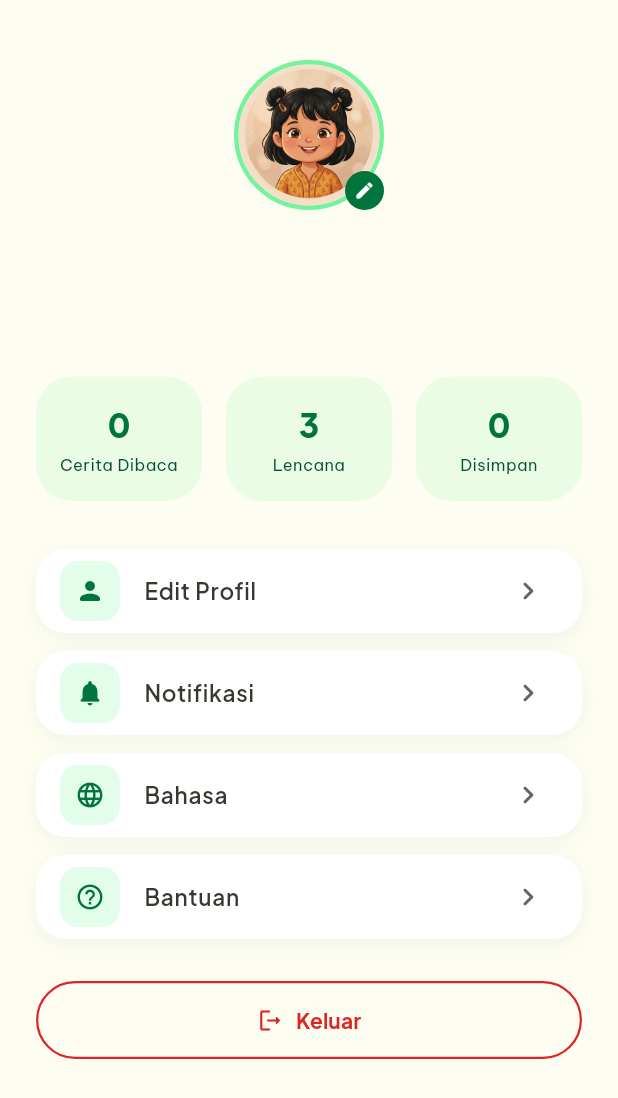
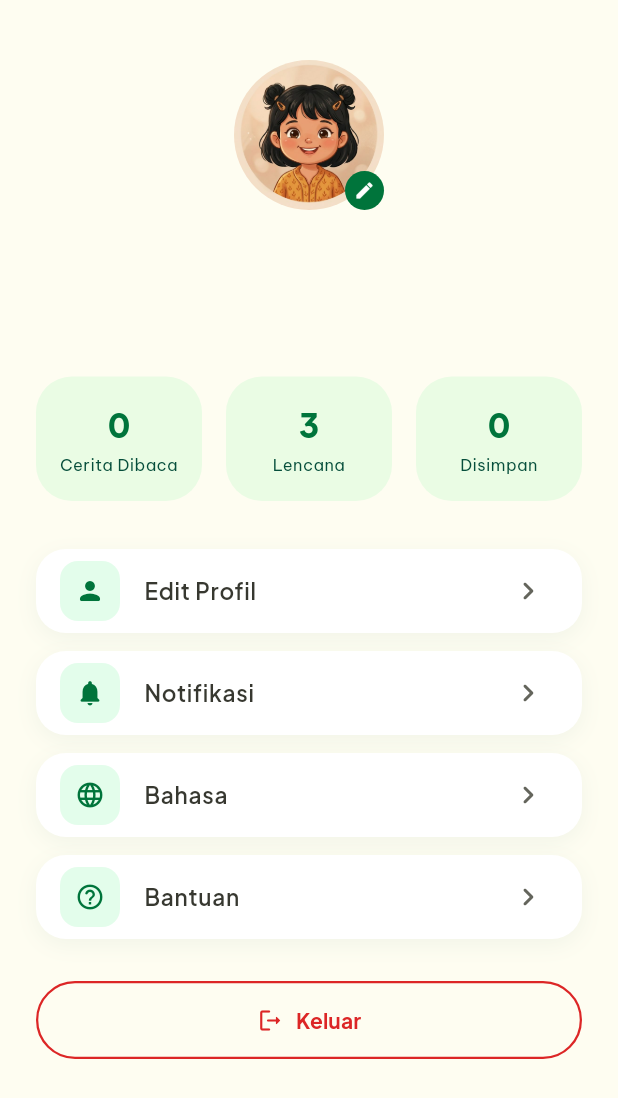
Before and after one commit to kawreenazzhra/kisantara, a Flutter app: the ProfilScreen screen opened directly, on a phone screen of 412 x 824 dp. Shown: the top 1098 px of the screen. Run offline on Flutter 3.47's test engine with Material 3 defaults, Android fonts, the phone set to English and light mode, and no system bars; our stand-ins replace cloud_firestore, dio, firebase_auth, firebase_core, google_fonts, image_picker and 1 more; accounts and stored records are empty.

Commit message:
Fixed profile

```diff
--- a/lib/models/story_model.dart
+++ b/lib/models/story_model.dart
@@ -50,6 +50,8 @@ class StoryModel {
         return const Color(0xFFDDD6FE); // Light purple
       case 'FABEL':
         return const Color(0xFFC6F6D5); // Light green
+      case 'FANTASI':
+        return const Color(0xFFFFD1E6); // Light pink/magenta
       default:
         return const Color(0xFFFED023); // Default gold
     }
@@ -64,6 +66,8 @@ class StoryModel {
         return const Color(0xFF5B21B6);
       case 'FABEL':
         return const Color(0xFF065F46);
+      case 'FANTASI':
+        return const Color(0xFF9C0E56); // Deep magenta
       default:
         return const Color(0xFF594700);
     }
--- a/lib/models/user_model.dart
+++ b/lib/models/user_model.dart
@@ -7,6 +7,7 @@ class UserModel {
   final String role; // 'admin' or 'user'
   final String bio;
   final String language;
+  final String photoUrl;
   final List<String> savedStories;
   final List<String> recentlyRead;
 
@@ -17,6 +18,7 @@ class UserModel {
     required this.role,
     required this.bio,
     required this.language,
+    required this.photoUrl,
     required this.savedStories,
     required this.recentlyRead,
   });
@@ -31,6 +33,7 @@ class UserModel {
       role: data['role'] ?? 'user',
       bio: data['bio'] ?? '',
       language: data['language'] ?? 'Bahasa Indonesia',
+      photoUrl: data['photoUrl'] ?? '',
       savedStories: List<String>.from(data['savedStories'] ?? []),
       recentlyRead: List<String>.from(data['recentlyRead'] ?? []),
     );
@@ -44,6 +47,7 @@ class UserModel {
       'role': role,
       'bio': bio,
       'language': language,
+      'photoUrl': photoUrl,
       'savedStories': savedStories,
       'recentlyRead': recentlyRead,
     };
--- a/lib/screens/admin/admin_form_screen.dart
+++ b/lib/screens/admin/admin_form_screen.dart
@@ -32,7 +32,7 @@ class _AdminFormScreenState extends State<AdminFormScreen> {
   final DatabaseService _databaseService = DatabaseService();
   final StorageService _storageService = StorageService();
 
-  final List<String> _categories = ['LEGENDA', 'MITOS', 'FABEL'];
+  final List<String> _categories = ['LEGENDA', 'MITOS', 'FABEL', 'FANTASI'];
 
   @override
   void initState() {
--- a/lib/screens/admin/admin_manage_screen.dart
+++ b/lib/screens/admin/admin_manage_screen.dart
@@ -34,6 +34,7 @@ class _AdminManageScreenState extends State<AdminManageScreen>
       case 'LEGENDA': return const Color(0xFFBFD9FE);
       case 'MITOS': return const Color(0xFFDDD6FE);
       case 'FABEL': return const Color(0xFFC6F6D5);
+      case 'FANTASI': return const Color(0xFFFFD1E6);
       default: return const Color(0xFFE5E7EB);
     }
   }
@@ -43,6 +44,7 @@ class _AdminManageScreenState extends State<AdminManageScreen>
       case 'LEGENDA': return const Color(0xFF1D5AA8);
       case 'MITOS': return const Color(0xFF5B21B6);
       case 'FABEL': return const Color(0xFF065F46);
+      case 'FANTASI': return const Color(0xFF9C0E56);
       default: return const Color(0xFF374151);
     }
   }
--- a/lib/screens/profil_screen.dart
+++ b/lib/screens/profil_screen.dart
@@ -45,23 +45,34 @@ class ProfilScreen extends StatelessWidget {
                 children: [
                   const SizedBox(height: 16),
                   // Avatar
-                  Stack(
+                  GestureDetector(
+                    onTap: () => Navigator.push(
+                      context,
+                      MaterialPageRoute(builder: (context) => const EditProfilScreen()),
+                    ),
+                    child: Stack(
                       alignment: Alignment.bottomRight,
                       children: [
                         Container(
                           width: 100,
                           height: 100,
-                        decoration: BoxDecoration(
+                          decoration: const BoxDecoration(
                             shape: BoxShape.circle,
-                          border: Border.all(
-                              color: const Color(0xFF75F39C), width: 3),
                           ),
                           child: ClipOval(
-                          child: Image.asset(
+                            child: (userProfile?.photoUrl != null && userProfile!.photoUrl.isNotEmpty)
+                                ? Image.network(
+                                    userProfile.photoUrl,
+                                    fit: BoxFit.cover,
+                                    errorBuilder: (context, error, stackTrace) =>
+                                        Image.asset(
                                           'assets/images/user_avatar.png',
                                           fit: BoxFit.cover,
-                            errorBuilder: (context, error, stackTrace) =>
-                                const Icon(Icons.person, size: 50, color: Color(0xFF00743B)),
+                                        ),
+                                  )
+                                : Image.asset(
+                                    'assets/images/user_avatar.png',
+                                    fit: BoxFit.cover,
                                   ),
                           ),
                         ),
@@ -74,6 +85,7 @@ class ProfilScreen extends StatelessWidget {
                           child: const Icon(Icons.edit, color: Colors.white, size: 14),
                         ),
                       ],
+                    ),
                   ),
                   const SizedBox(height: 16),
                   Text(
--- a/lib/screens/write_story_screen.dart
+++ b/lib/screens/write_story_screen.dart
@@ -31,7 +31,7 @@ class _WriteStoryScreenState extends State<WriteStoryScreen> {
   bool _showQuote = false; // Kutipan opsional
   String _authorName = 'Anonim';
 
-  final List<String> _categories = ['LEGENDA', 'MITOS', 'FABEL'];
+  final List<String> _categories = ['LEGENDA', 'MITOS', 'FABEL', 'FANTASI'];
   final _authService = AuthService();
   final _databaseService = DatabaseService();
   final _storageService = StorageService();
--- a/lib/services/storage_service.dart
+++ b/lib/services/storage_service.dart
@@ -241,6 +241,7 @@ class StorageService {
     'LEGENDA': 'legendary origin story',
     'MITOS': 'mythological tale',
     'FABEL': 'animal fable',
+    'FANTASI': 'fantasy story',
     'DONGENG': 'fairy tale',
     'SAGE': 'heroic saga',
   };
@@ -362,6 +363,9 @@ class StorageService {
           break;
         case 'MITOS':
           scene = 'a mystical foggy forest with ethereal glowing light';
+          break;
+        case 'FANTASI':
+          scene = 'a magical wonderland with floating islands and glowing light';
           break;
         case 'DONGENG':
           scene = 'a magical enchanted forest with glowing fireflies';
```
Also changed, not shown: lib/screens/admin/admin_shell.dart (+11 -5 lines), lib/screens/jelajah_screen.dart (+47 -8 lines), lib/screens/profile/edit_profil_screen.dart (+68 -6 lines), lib/services/auth_service.dart (+8 -2 lines), pubspec.lock. Lines whose indentation alone changed are shown as unchanged.
